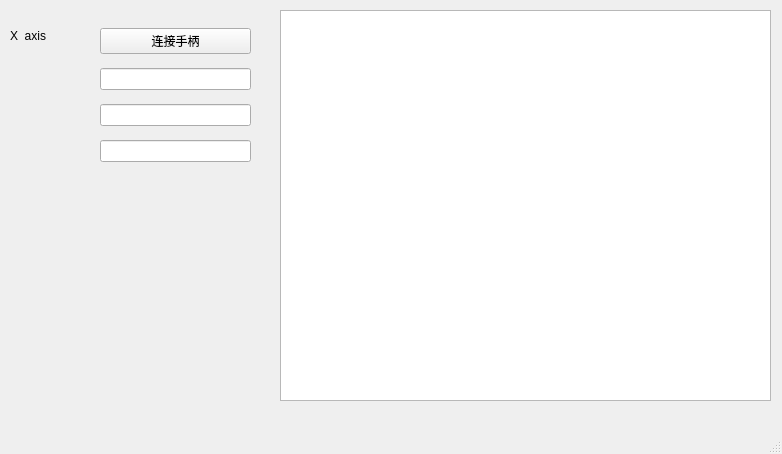
C-Qiyao/joystick_test_python, file gamepad.ui: the form before one commit.
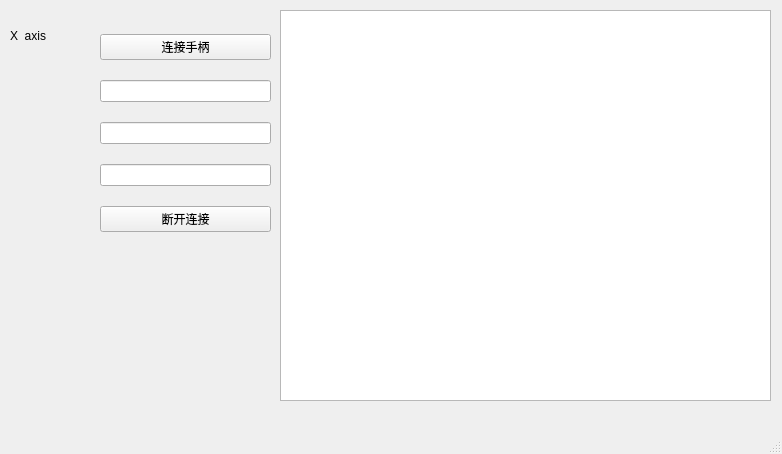
The form after the commit.

```diff
--- a/gamepad.ui
+++ b/gamepad.ui
@@ -19,8 +19,8 @@
      <rect>
       <x>100</x>
       <y>20</y>
-      <width>151</width>
-      <height>151</height>
+      <width>171</width>
+      <height>231</height>
      </rect>
     </property>
     <layout class="QVBoxLayout" name="verticalLayout">
@@ -40,6 +40,13 @@
      <item>
       <widget class="QLineEdit" name="z_axis"/>
      </item>
+     <item>
+      <widget class="QPushButton" name="disconnect">
+       <property name="text">
+        <string>断开连接</string>
+       </property>
+      </widget>
+     </item>
     </layout>
    </widget>
    <widget class="QLabel" name="label">
```
